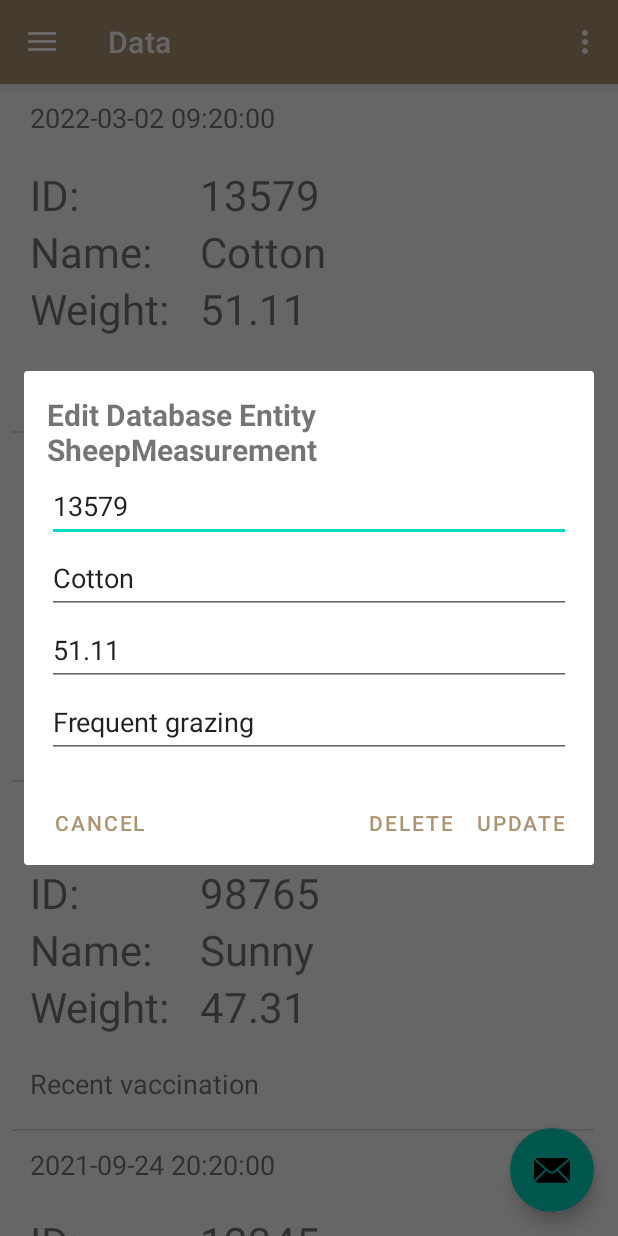
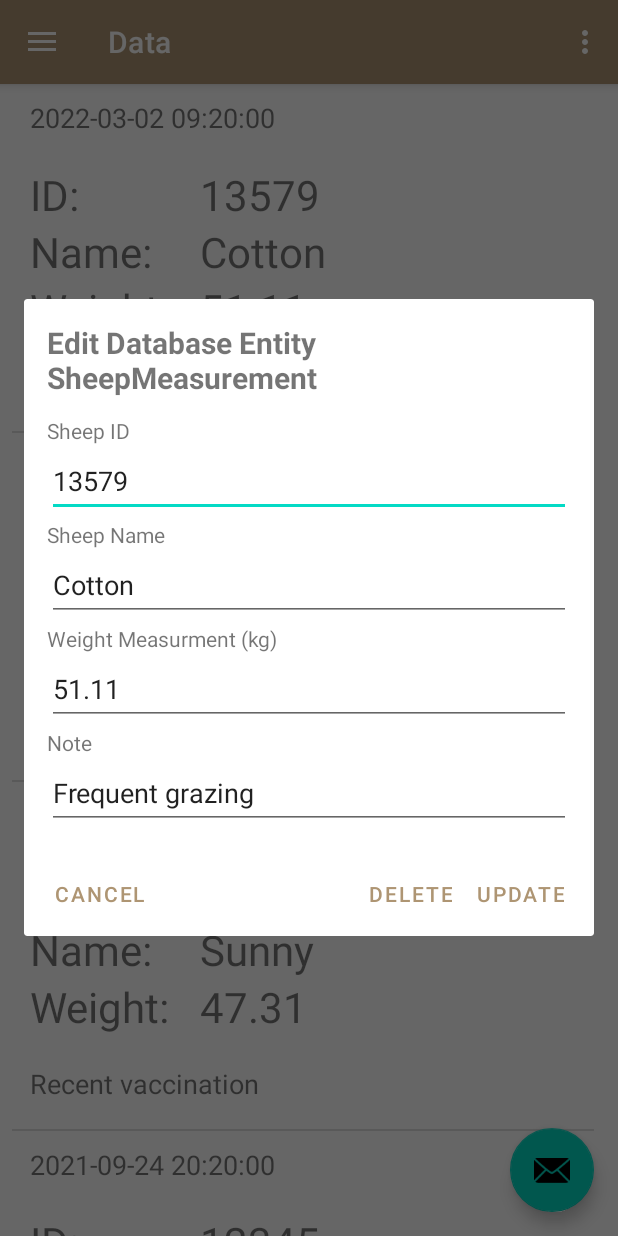
Before and after one commit to RuhanLouw/SkrispsieApp_MyLiveStockScale, an Android app: the DataFragment screen opened through its navigation route, after a tap on an icon or button, on a phone screen of 412 x 824 dp. Run offline under Robolectric (Android 15) with nearby library versions, the phone set to English and light mode, and no system bars; our stand-ins replace Room's generated code, navigation-ui.

Commit message:
database_dataDialog_done2

```diff
--- a/app/src/main/AndroidManifest.xml
+++ b/app/src/main/AndroidManifest.xml
@@ -4,8 +4,8 @@
 
 
     <uses-permission android:name="android.permission.BLUETOOTH_CONNECT" />
-    <uses-permission android:name="android.permission.BLUETOOTH"/>
-    <uses-permission android:name="android.permission.BLUETOOTH_SCAN"/>
+<!--    <uses-permission android:name="android.permission.BLUETOOTH"/>-->
+<!--    <uses-permission android:name="android.permission.BLUETOOTH_SCAN"/>-->
     <application
         android:allowBackup="true"
         android:dataExtractionRules="@xml/data_extraction_rules"
--- a/app/src/main/java/com/mylivestock/app/SharedViewModel.java
+++ b/app/src/main/java/com/mylivestock/app/SharedViewModel.java
@@ -48,7 +48,6 @@ public class SharedViewModel extends ViewModel {
     public LiveData<Boolean> getIsConnected(){return isConnected;}
     public void setIsConnected(boolean value){isConnected.setValue(value);}
     //
-    //
     public void setRequestMeasure(boolean value) {
          requestMeasure.setValue(value);
     }
--- a/app/src/main/java/com/mylivestock/app/ui/data/DataAlertDialog.java
+++ b/app/src/main/java/com/mylivestock/app/ui/data/DataAlertDialog.java
@@ -48,6 +48,7 @@ public class DataAlertDialog {
         //-- BTNs---
         builder.setPositiveButton("Update", (dialog, which) -> {
             SheepMeasurement editedSheepMeasurement = new SheepMeasurement(
+                    //TODO: need to add sql id for update to work
                     editSheepMeasurement.timestamp,
                     editSheepID.getText().toString(),
                     editSheepName.getText().toString(),
--- a/app/src/main/java/com/mylivestock/app/ui/data/DataViewModel.java
+++ b/app/src/main/java/com/mylivestock/app/ui/data/DataViewModel.java
@@ -13,7 +13,7 @@ import com.mylivestock.app.data.repository.SheepRepository;
 import java.io.Closeable;
 import java.util.List;
 
-//TODO: remove usage, shared
+
 public class DataViewModel extends ViewModel {
 
 //    private final MutableLiveData<String> mText;
--- a/app/src/main/res/drawable/background_nav.xml
+++ b/app/src/main/res/drawable/background_nav.xml
@@ -1,5 +1,5 @@
 <?xml version="1.0" encoding="utf-8"?>
 <shape xmlns:android="http://schemas.android.com/apk/res/android">
 
-    <solid android:color="@color/tan"/>
+    <solid android:color="@color/darkTan"/>
 </shape>
--- a/app/src/main/res/layout/dialog_edit_data.xml
+++ b/app/src/main/res/layout/dialog_edit_data.xml
@@ -9,9 +9,17 @@
         android:id="@+id/dataAlertDialog_title"
         android:layout_width="match_parent"
         android:layout_height="wrap_content"
+        android:paddingBottom="10dp"
         android:text="@string/dataAlertDialog_title_edit_data"
         android:textSize="20sp"
         android:textStyle="bold" />
+
+    <TextView
+        android:id="@+id/textView2"
+        android:layout_width="match_parent"
+        android:layout_height="wrap_content"
+        android:paddingTop="2dp"
+        android:text="Sheep ID" />
 
     <EditText
         android:id="@+id/editSheepID"
@@ -21,6 +29,13 @@
         android:inputType="text|textNoSuggestions"
         android:minHeight="48dp" />
 
+    <TextView
+        android:id="@+id/textView3"
+        android:layout_width="match_parent"
+        android:layout_height="wrap_content"
+        android:paddingTop="2dp"
+        android:text="Sheep Name" />
+
     <EditText
         android:id="@+id/editSheepName"
         android:layout_width="match_parent"
@@ -29,6 +44,13 @@
         android:inputType="text|textNoSuggestions"
         android:minHeight="48dp" />
 
+    <TextView
+        android:id="@+id/textView4"
+        android:layout_width="match_parent"
+        android:layout_height="wrap_content"
+        android:paddingTop="2dp"
+        android:text="Weight Measurment (kg)" />
+
     <EditText
         android:id="@+id/editSheepWeight"
         android:layout_width="match_parent"
@@ -36,6 +58,13 @@
         android:hint="Weight"
         android:inputType="text|textNoSuggestions"
         android:minHeight="48dp" />
+
+    <TextView
+        android:id="@+id/textView5"
+        android:layout_width="match_parent"
+        android:layout_height="wrap_content"
+        android:paddingTop="2dp"
+        android:text="Note" />
 
     <EditText
         android:id="@+id/editSheepNote"
--- a/app/src/main/res/values/colors.xml
+++ b/app/src/main/res/values/colors.xml
@@ -25,7 +25,7 @@
     <color name="olive_green">#808000</color>
     <color name="lime_green">#00FF00</color>
 
-    <color name="dark_brown">#654321</color>
+    <color name="dark_brown">#402B16</color>
     <color name="earthy_brown">#8B4513</color>
     <color name="sandy_brown">#F4A460</color>
 
@@ -41,6 +41,7 @@
     <color name="pumpkin_orange">#FF7518</color>
     <color name="bright_orange">#FFA500</color>
 
+    <color name="darkTan">#AE9573</color>
     <color name="tan">#D2B48C</color>
     <color name="gray">#808080</color>
 
--- a/app/src/main/res/values/themes.xml
+++ b/app/src/main/res/values/themes.xml
@@ -2,9 +2,9 @@
     <!-- Base application theme. -->
     <style name="Theme.MyLiveStock" parent="Theme.MaterialComponents.DayNight.DarkActionBar">
         <!-- Primary brand color. -->
-        <item name="colorPrimary">#AE9573</item>
+        <item name="colorPrimary">@color/darkTan</item>
         <item name="colorPrimaryVariant">@color/earthy_brown</item>
-        <item name="colorOnPrimary">#52371D</item>
+        <item name="colorOnPrimary">@color/dark_brown</item>
         <!-- Secondary brand color. -->
         <item name="colorSecondary">@color/teal_200</item>
         <item name="colorSecondaryVariant">@color/teal_700</item>
--- a/app/src/main/res/xml/data_extraction_rules.xml
+++ b/app/src/main/res/xml/data_extraction_rules.xml
@@ -5,7 +5,7 @@
 -->
 <data-extraction-rules>
     <cloud-backup>
-        <!-- TODO: Use <include> and <exclude> to control what is backed up.
+        <!-- Use <include> and <exclude> to control what is backed up.
         <include .../>
         <exclude .../>
         -->
```
Also changed, not shown: app/src/main/java/com/mylivestock/app/MainActivity.java (+47 -39 lines), app/src/main/java/com/mylivestock/app/ui/bluetooth/BluetoothFragment.java (+7 -7 lines), app/src/main/java/com/mylivestock/app/ui/measure/MeasureFragment.java (+26 -8 lines), app/src/main/res/layout/fragment_measure.xml (+49 -14 lines), app/src/main/res/layout/nav_header_main.xml (+7 -8 lines), app/src/main/res/values/dimens.xml (+9 -2 lines).
